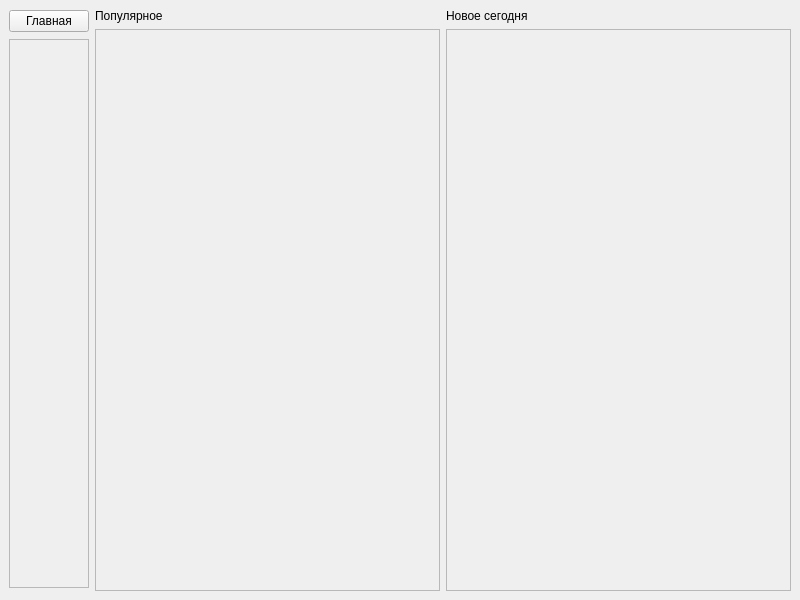
The window that src/mainwindow.ui (dimkashelk/SimpleKinopoiskQt) describes before a commit, drawn with Qt 5.
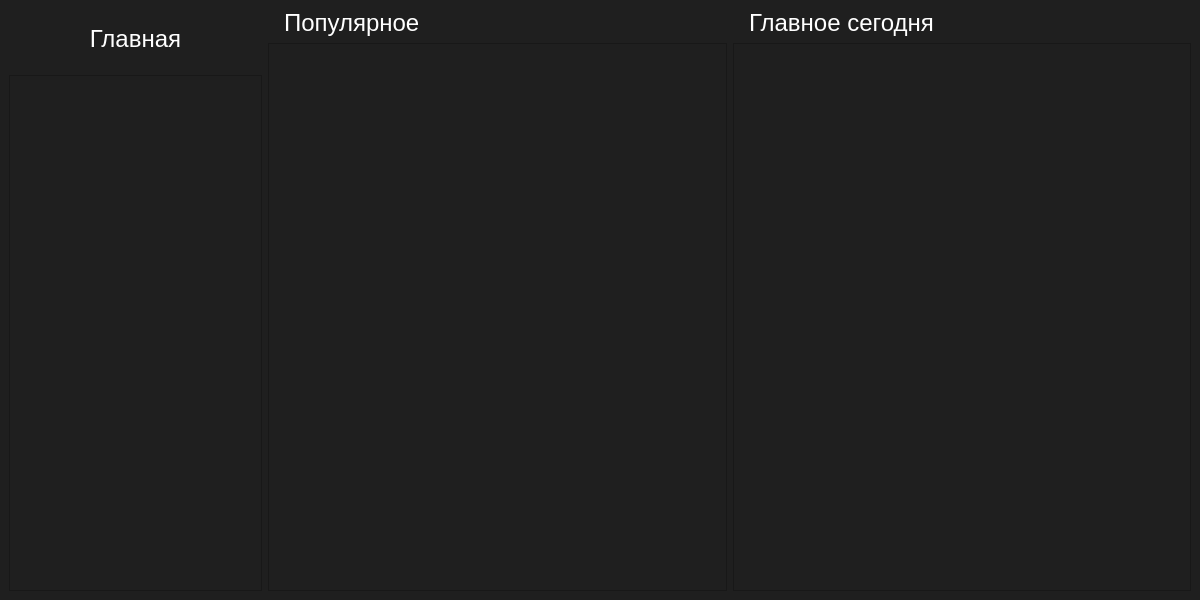
The same window after the commit. Icons and pictures are not drawn.

Patch:
```diff
--- a/src/mainwindow.ui
+++ b/src/mainwindow.ui
@@ -6,24 +6,74 @@
    <rect>
     <x>0</x>
     <y>0</y>
-    <width>800</width>
+    <width>1200</width>
     <height>600</height>
    </rect>
   </property>
   <property name="windowTitle">
    <string>MainWindow</string>
   </property>
+  <property name="styleSheet">
+   <string notr="true">
+background-color: rgb(31, 31, 31);</string>
+  </property>
   <widget class="QWidget" name="centralwidget">
    <layout class="QVBoxLayout" name="verticalLayout">
     <item>
      <layout class="QHBoxLayout" name="horizontalLayout">
       <item>
-       <layout class="QVBoxLayout" name="left_layout">
+       <layout class="QVBoxLayout" name="left_layout" stretch="0,0">
+        <property name="spacing">
+         <number>6</number>
+        </property>
+        <property name="sizeConstraint">
+         <enum>QLayout::SetDefaultConstraint</enum>
+        </property>
         <item>
-         <widget class="QPushButton" name="pushButton">
+         <widget class="QToolButton" name="toolButton">
+          <property name="font">
+           <font>
+            <family>Segoe UI</family>
+            <pointsize>18</pointsize>
+           </font>
+          </property>
+          <property name="styleSheet">
+           <string notr="true">QToolButton {
+color: rgb(255, 255, 255);
+background-color: rgba(255, 255, 255, 0);
+height:  auto;
+min-width: 150px;
+width:250px;
+border-radius: 10px;
+text-align:bottom;
+padding-top: 10px;
+padding-bottom: 10px;
+icon-position: left;
+}
+
+QToolButton:hover {
+background-color:rgb(47, 47, 47);
+}</string>
+          </property>
           <property name="text">
            <string>Главная</string>
           </property>
+          <property name="icon">
+           <iconset>
+            <normaloff>home.png</normaloff>home.png</iconset>
+          </property>
+          <property name="iconSize">
+           <size>
+            <width>30</width>
+            <height>30</height>
+           </size>
+          </property>
+          <property name="toolButtonStyle">
+           <enum>Qt::ToolButtonTextBesideIcon</enum>
+          </property>
+          <property name="autoRaise">
+           <bool>false</bool>
+          </property>
          </widget>
         </item>
         <item>
@@ -40,6 +90,9 @@
             <height>549</height>
            </size>
           </property>
+          <property name="styleSheet">
+           <string notr="true"/>
+          </property>
           <property name="widgetResizable">
            <bool>true</bool>
           </property>
@@ -48,8 +101,8 @@
             <rect>
              <x>0</x>
              <y>0</y>
-             <width>73</width>
-             <height>547</height>
+             <width>251</width>
+             <height>510</height>
             </rect>
            </property>
           </widget>
@@ -58,11 +111,21 @@
        </layout>
       </item>
       <item>
-       <layout class="QHBoxLayout" name="right_layout">
+       <layout class="QHBoxLayout" name="right_layout" stretch="0,0">
         <item>
          <layout class="QVBoxLayout" name="popular_layout">
           <item>
            <widget class="QLabel" name="popular_label">
+            <property name="font">
+             <font>
+              <family>Segoe UI</family>
+              <pointsize>18</pointsize>
+             </font>
+            </property>
+            <property name="styleSheet">
+             <string notr="true">color: rgb(255, 255, 255);
+padding-left: 10px;</string>
+            </property>
             <property name="text">
              <string>Популярное </string>
             </property>
@@ -78,8 +141,8 @@
               <rect>
                <x>0</x>
                <y>0</y>
-               <width>341</width>
-               <height>555</height>
+               <width>452</width>
+               <height>536</height>
               </rect>
              </property>
             </widget>
@@ -91,8 +154,18 @@
          <layout class="QVBoxLayout" name="new_layout">
           <item>
            <widget class="QLabel" name="new_label">
+            <property name="font">
+             <font>
+              <family>Segoe UI</family>
+              <pointsize>18</pointsize>
+             </font>
+            </property>
+            <property name="styleSheet">
+             <string notr="true">color: rgb(255, 255, 255);
+padding-left: 10px;</string>
+            </property>
             <property name="text">
-             <string>Новое сегодня</string>
+             <string>Главное сегодня</string>
             </property>
            </widget>
           </item>
@@ -106,8 +179,8 @@
               <rect>
                <x>0</x>
                <y>0</y>
-               <width>340</width>
-               <height>555</height>
+               <width>451</width>
+               <height>536</height>
               </rect>
              </property>
             </widget>
```
Left out of the diff: 4 changed lines with no effect on the pictures.
